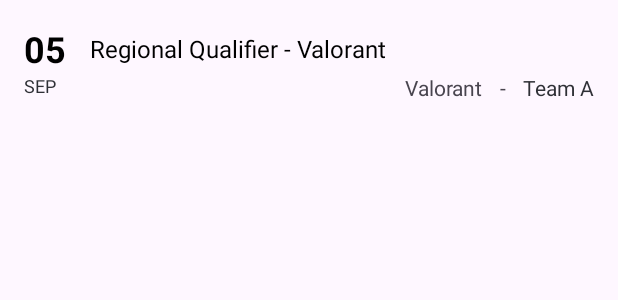
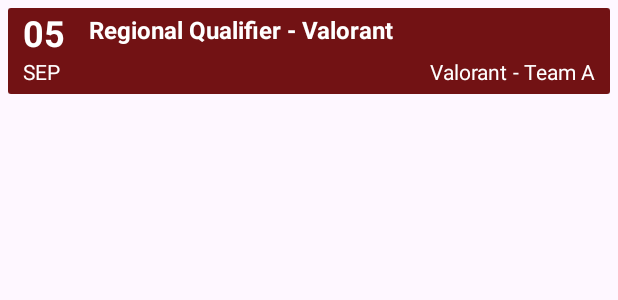
Before and after one commit to sfrditha/NMP, an Android app: the layout schedule_card.xml on its own in the app's theme, with its tools: preview values and no code run, on a phone screen of 412 x 824 dp. Shown: the top 300 px of the screen. Run offline under Robolectric (Android 15) with nearby library versions, the phone set to English and light mode, and no system bars.

Commit message:
revisi ui shcedule done

```diff
--- a/app/src/main/res/layout/schedule_card.xml
+++ b/app/src/main/res/layout/schedule_card.xml
@@ -1,88 +1,111 @@
 <?xml version="1.0" encoding="utf-8"?>
 <androidx.constraintlayout.widget.ConstraintLayout xmlns:android="http://schemas.android.com/apk/res/android"
     xmlns:app="http://schemas.android.com/apk/res-auto"
-    xmlns:tools="http://schemas.android.com/tools"
     android:layout_width="match_parent"
     android:layout_height="wrap_content"
-    android:padding="16dp">
+    android:padding="5dp">
 
-    <!-- Date Section -->
+    <!-- Item CardView -->
+    <androidx.cardview.widget.CardView
+        android:id="@+id/cardView"
+        android:layout_width="0dp"
+        android:layout_height="wrap_content"
+        android:padding="12dp"
+        app:cardElevation="4dp"
+        app:layout_constraintEnd_toEndOf="parent"
+        app:layout_constraintStart_toStartOf="parent"
+        app:layout_constraintTop_toTopOf="parent">
+
+        <!-- Linear layout for date and event details -->
+        <LinearLayout
+            android:layout_width="match_parent"
+            android:layout_height="wrap_content"
+            android:background="#721214"
+            android:orientation="horizontal">
+
+            <!-- Date section -->
+            <LinearLayout
+                android:layout_width="wrap_content"
+                android:layout_height="wrap_content"
+                android:orientation="vertical"
+                android:paddingEnd="16dp">
+
                 <TextView
                     android:id="@+id/txtDate"
                     android:layout_width="wrap_content"
                     android:layout_height="wrap_content"
+                    android:paddingStart="10dp"
                     android:text="05"
-        android:textStyle="bold"
+                    android:textColor="@android:color/white"
                     android:textSize="24sp"
-        android:textColor="@color/black"
-        app:layout_constraintTop_toTopOf="parent"
-        app:layout_constraintStart_toStartOf="parent"/>
+                    android:textStyle="bold" />
 
                 <TextView
                     android:id="@+id/txtMonth"
                     android:layout_width="wrap_content"
                     android:layout_height="wrap_content"
+                    android:layout_marginBottom="5dp"
+                    android:paddingStart="10dp"
                     android:text="SEP"
-        android:textColor="@color/material_dynamic_neutral20"
-        android:textSize="12sp"
-        app:layout_constraintStart_toStartOf="parent"
-        app:layout_constraintTop_toBottomOf="@id/txtDate" />
+                    android:textColor="@android:color/white"
+                    android:textSize="14sp" />
+            </LinearLayout>
 
-    <!-- Event Name -->
+            <!-- Event details section, center-aligned -->
+            <LinearLayout
+                android:layout_width="0dp"
+                android:layout_height="match_parent"
+                android:layout_weight="1"
+                android:orientation="vertical">
+
                 <TextView
                     android:id="@+id/txtEventName"
-        android:layout_width="0dp"
+                    android:layout_width="wrap_content"
                     android:layout_height="wrap_content"
-        android:layout_marginStart="16dp"
+                    android:layout_marginTop="3dp"
                     android:text="Regional Qualifier - Valorant"
-        android:textColor="@color/black"
+                    android:textColor="@android:color/white"
                     android:textSize="16sp"
-        app:layout_constraintBottom_toBottomOf="@id/txtDate"
-        app:layout_constraintEnd_toEndOf="parent"
-        app:layout_constraintHorizontal_bias="0"
-        app:layout_constraintStart_toEndOf="@id/txtDate"
-        app:layout_constraintTop_toTopOf="parent" />
+                    android:textStyle="bold" />
+            </LinearLayout>
 
-    <!-- Team -->
+            <!-- Game and Team details aligned to the bottom-right -->
+            <LinearLayout
+                android:layout_width="wrap_content"
+                android:layout_height="match_parent"
+                android:gravity="bottom|end"
+                android:orientation="vertical">
+
+                <LinearLayout
+                    android:layout_width="wrap_content"
+                    android:layout_height="wrap_content"
+                    android:layout_marginBottom="5dp"
+                    android:orientation="horizontal">
 
                     <TextView
                         android:id="@+id/txtGame"
                         android:layout_width="wrap_content"
                         android:layout_height="wrap_content"
-        android:layout_marginTop="5dp"
                         android:text="Valorant"
-        app:layout_constraintBottom_toBottomOf="parent"
-        app:layout_constraintEnd_toEndOf="parent"
-        app:layout_constraintHorizontal_bias="0.775"
-        app:layout_constraintStart_toStartOf="parent"
-        app:layout_constraintTop_toBottomOf="@+id/txtEventName"
-        app:layout_constraintVertical_bias="0.0" />
+                        android:textColor="@android:color/white" />
 
                     <TextView
                         android:id="@+id/txtMinus"
                         android:layout_width="wrap_content"
                         android:layout_height="wrap_content"
-        android:layout_marginTop="5dp"
-        android:layout_marginEnd="8dp"
-        android:text="-"
-        app:layout_constraintBottom_toBottomOf="parent"
-        app:layout_constraintEnd_toStartOf="@+id/txtTeam"
-        app:layout_constraintHorizontal_bias="0.75"
-        app:layout_constraintStart_toEndOf="@+id/txtGame"
-        app:layout_constraintTop_toBottomOf="@+id/txtEventName"
-        app:layout_constraintVertical_bias="0.0" />
+                        android:text=" - "
+                        android:textColor="@android:color/white" />
 
                     <TextView
                         android:id="@+id/txtTeam"
                         android:layout_width="wrap_content"
                         android:layout_height="wrap_content"
-        android:layout_marginTop="4dp"
+                        android:paddingEnd="10dp"
                         android:text="Team A"
-        android:textColor="@color/material_dynamic_neutral20"
-        app:layout_constraintBottom_toBottomOf="parent"
-        app:layout_constraintEnd_toEndOf="parent"
-        app:layout_constraintHorizontal_bias="1.0"
-        app:layout_constraintStart_toStartOf="parent"
-        app:layout_constraintTop_toBottomOf="@id/txtEventName"
-        app:layout_constraintVertical_bias="1.0" />
+                        android:textColor="@android:color/white" />
+                </LinearLayout>
+            </LinearLayout>
+        </LinearLayout>
+    </androidx.cardview.widget.CardView>
+
 </androidx.constraintlayout.widget.ConstraintLayout>
```
Lines whose indentation alone changed are shown as unchanged.
